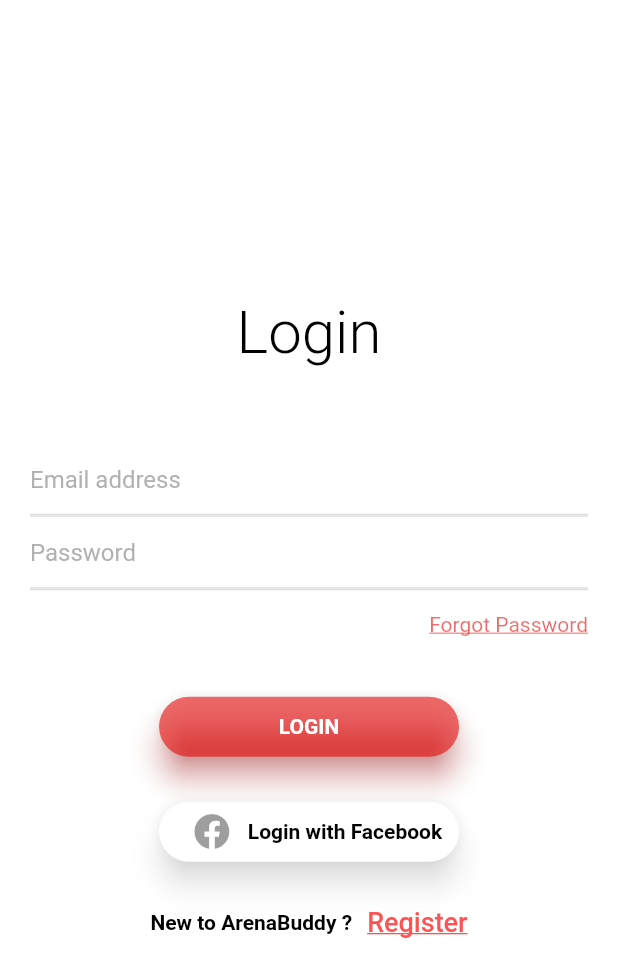
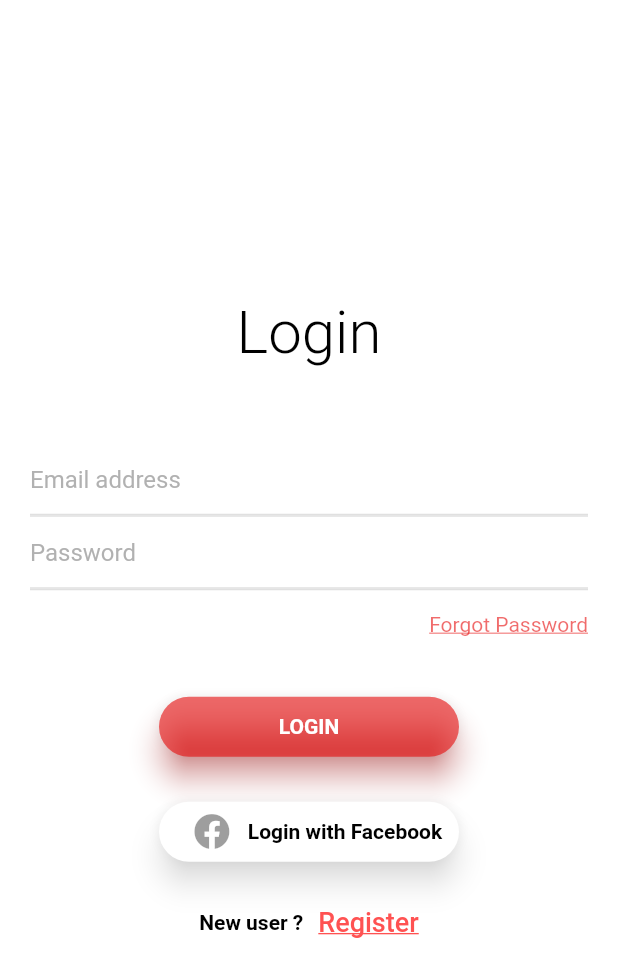
Before and after one commit to MOKSHA22/Login-App-with-Splash-Screen, a Flutter app: the LoginPage screen opened directly, on a phone screen of 412 x 824 dp. Shown: the top 977 px of the screen. Run offline on Flutter 3.47's test engine with Material 2 defaults, Android fonts, the phone set to English and light mode, and no system bars; our stand-ins replace font_awesome_flutter, page_transition, simple_animations; Roboto replaces fonts that are missing (Open_sans).

Commit message:
Login module

```diff
--- a/lib/login_and_registration/login_page.dart
+++ b/lib/login_and_registration/login_page.dart
@@ -238,7 +238,7 @@ class _LoginPageState extends State<LoginPage> {
             mainAxisAlignment: MainAxisAlignment.center,
             children: <Widget>[
               Text(
-                'New to ArenaBuddy ?',
+                'New user ?',
                 style: TextStyle(
                   fontFamily: 'Open_sans',
                   fontWeight: FontWeight.bold,
```
